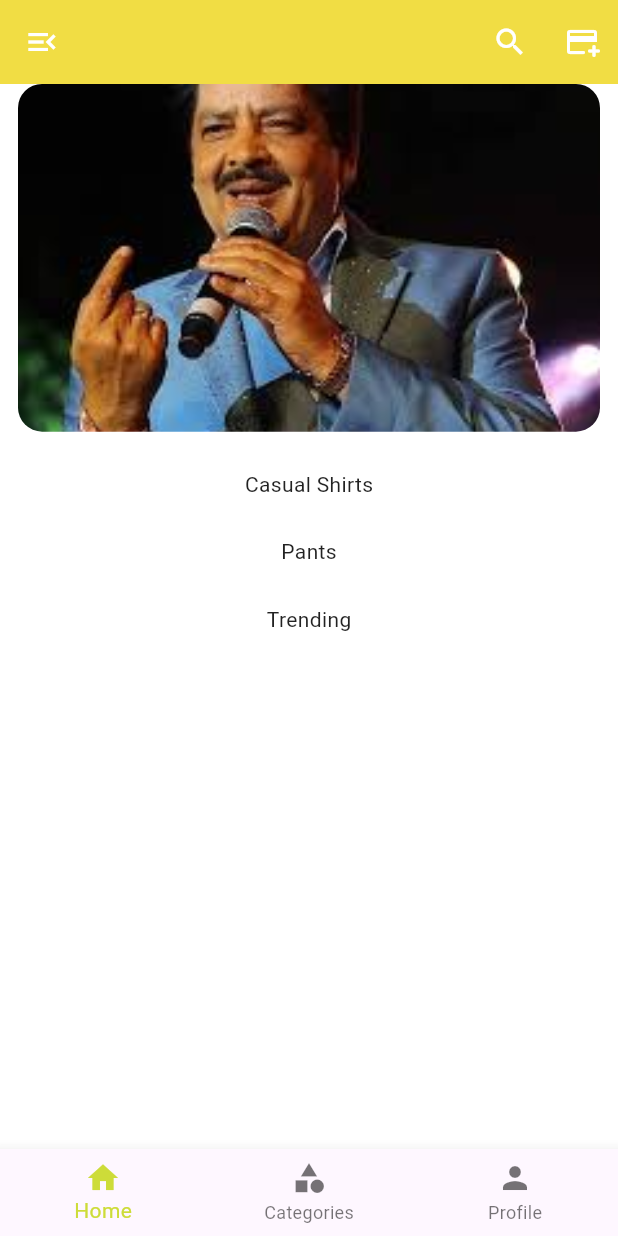
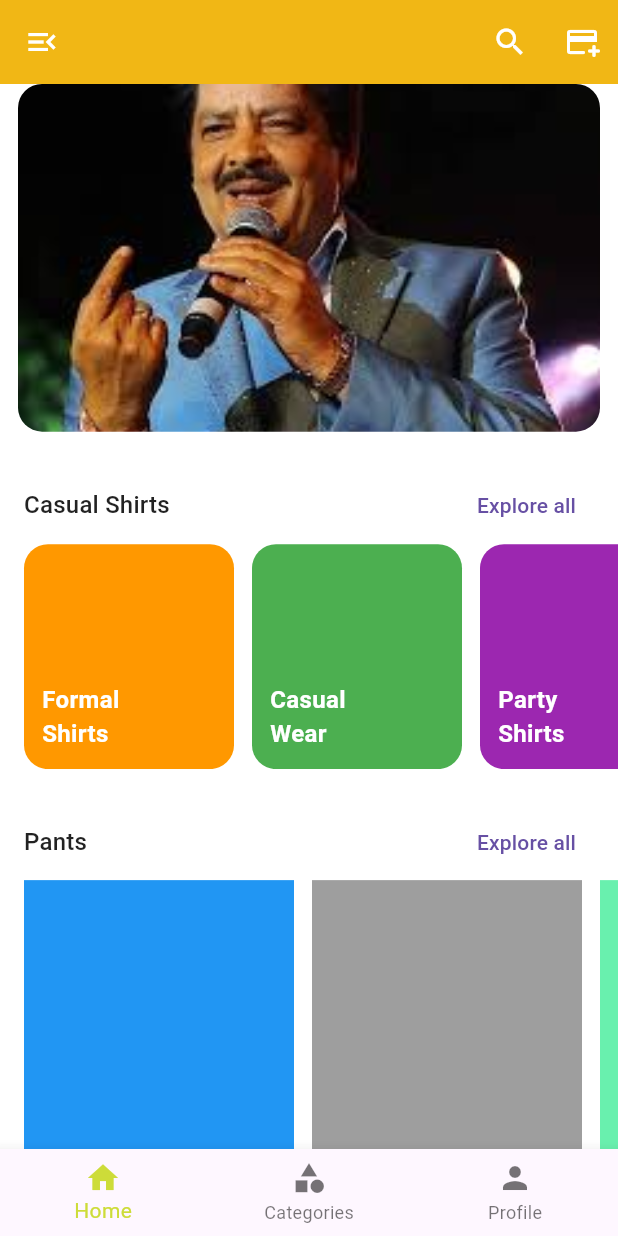
Before and after one commit to priyanshub001/vastraa, a Flutter app: the screen it shows after launch, on a phone screen of 412 x 824 dp. Run offline on Flutter 3.47's test engine with Material 3 defaults, Android fonts, the phone set to English and light mode, and no system bars.

Commit message:
home page desgin done

```diff
--- a/Frontend_app/lib/HomePage.dart
+++ b/Frontend_app/lib/HomePage.dart
@@ -13,6 +13,26 @@ class _Homepage extends State<Homepage> {
     "assets/banner1.jpeg",
     "assets/banner2.jpeg",
     "assets/banner3.jpeg",
+  ];
+  final List<Map<String, dynamic>> casualDummy = [
+    {'title': 'Formal\nShirts', 'color': Colors.orange},
+    {'title': 'Casual\nWear', 'color': Colors.green},
+    {'title': 'Party\nShirts', 'color': Colors.purple},
+    {'title': 'Summer\nCollection', 'color': Colors.blue},
+  ];
+
+  final List <Map<String, dynamic>> pantdummy = [
+    {'title':'baggy\njeans', 'color' : Colors.blue},
+    {'title':'jogger\njeans', 'color' : Colors.grey},
+    {'title':'skinny\njeans', 'color' : Colors.greenAccent}
+  ];
+
+  final List<Map<String, dynamic>> trendingitem = [
+    {'title': 'Formal\nShirts', 'color': Colors.orange},
+    {'title':'baggy\njeans', 'color' : Colors.blue},
+    {'title': 'Party\nShirts', 'color': Colors.purple},
+    {'title':'jogger\njeans', 'color' : Colors.grey},
+
   ];
 
   @override
@@ -81,19 +101,164 @@ class _Homepage extends State<Homepage> {
   }
 
 
-  _buildCausalShirt() {
-    return const Text("Casual Shirts");
+  Widget _buildCausalShirt() {
+    return Column(
+      crossAxisAlignment: CrossAxisAlignment.start,
+      children: [
+        Padding(
+          padding: const EdgeInsets.symmetric(horizontal: 16),
+          child: Row(
+            mainAxisAlignment: MainAxisAlignment.spaceBetween,
+            children: [
+              Text(
+                "Casual Shirts",
+                style: Theme.of(context).textTheme.titleMedium,
+              ),
+              TextButton(
+                onPressed: () {},
+                child: const Text("Explore all"),
+              ),
+            ],
+          ),
+        ),
+
+        const SizedBox(height: 2),
+
+        SizedBox(
+          height: 150,
+          child: ListView.builder(
+            scrollDirection: Axis.horizontal,
+            padding: const EdgeInsets.only(left: 16),
+            itemCount: casualDummy.length,
+            itemBuilder: (context, index) {
+              final item = casualDummy[index];
+
+              return Container(
+                width: 140,
+                margin: const EdgeInsets.only(right: 12),
+                padding: const EdgeInsets.all(12),
+                decoration: BoxDecoration(
+                  color: item['color'],
+                  borderRadius: BorderRadius.circular(16),
+                ),
+                child: Align(
+                  alignment: Alignment.bottomLeft,
+                  child: Text(
+                    item['title'],
+                    style: const TextStyle(
+                      color: Colors.white,
+                      fontSize: 16,
+                      fontWeight: FontWeight.bold,
+                    ),
+                  ),
+                ),
+              );
+            },
+          ),
+        ),
+      ],
+    );
+  }
+
+
+  Widget _buildPants() {
+  return Column(
+    crossAxisAlignment: CrossAxisAlignment.start,
+    children: [
+      Padding(
+        padding: EdgeInsets.symmetric(horizontal: 16),
+        child: Row(
+          mainAxisAlignment: MainAxisAlignment.spaceBetween,
+          children: [
+            Text("Pants",style: Theme.of(context).textTheme.titleMedium,),
+            TextButton(onPressed: (){}, child: Text("Explore all")),
+          ],
+        ),
+      ),
+      const SizedBox(height: 1,),
+      SizedBox(
+        height: 250,
+        child: ListView.builder(
+          scrollDirection: Axis.horizontal,
+          padding: const EdgeInsets.only(left: 16),
+          itemCount: pantdummy.length,
+          itemBuilder: (context,index){
+            final item = pantdummy[index];
+            return Container(
+              width: 180,
+              margin: const EdgeInsets.only(right: 12),
+              padding: const EdgeInsets.all(12),
+              decoration: BoxDecoration(
+                color: item['color']
+              ),
+
+              child: Align(
+                alignment: Alignment.bottomLeft,
+                child: Text(
+                  item['title'],
+                ),
+              ),
+            );
+          }
+
+        ),
+      )
+
+    ],
+  );
 
   }
 
-  _buildPants() {
-    return const Text("Pants");
+  Widget _buildTrending() {
+    return Column(
+     crossAxisAlignment: CrossAxisAlignment.start,
+     children: [
+       Padding(
+         padding: const EdgeInsets.symmetric(horizontal: 16),
+         child: Row(
+           mainAxisAlignment: MainAxisAlignment.spaceBetween,
+           children: [
+             Text("Trending",style: Theme.of(context).textTheme.titleMedium,),
+             TextButton(onPressed: (){}, child: Text("Explore all"))
 
-  }
+           ],
+         ),
+       ),
+     const SizedBox(height: 1,),
+       SizedBox(
+         height: 180,
+         child: Container(
+           padding: const EdgeInsets.only(left: 16),
 
-  _buildTrending() {
-    return const Text("Trending");
+           child: ListView.builder(
 
+             scrollDirection: Axis.horizontal,
+
+               itemCount: trendingitem.length,
+               itemBuilder: (context, index){
+               final item = trendingitem[index];
+               return Container(
+                 width: 180,
+                 margin: const EdgeInsets.only(right: 12),
+                 padding: const EdgeInsets.all(12),
+                 decoration: BoxDecoration(
+                     color: item['color']
+                 ),
+
+                 child: Align(
+                   alignment: Alignment.bottomLeft,
+                   child: Text(
+                     item['title'],
+                   ),
+                 ),
+               );
+
+           }),
+         ),
+    )
+
+     ],
+    );
   }
 
 
--- a/Frontend_app/lib/theme.dart
+++ b/Frontend_app/lib/theme.dart
@@ -4,12 +4,12 @@ class AppTheme {
   static ThemeData light = ThemeData(
     brightness: Brightness.light,
     scaffoldBackgroundColor: Colors.white,
-    primaryColor: Colors.yellow,
+    primaryColor: Colors.amber,
 
 
 
     appBarTheme: AppBarTheme(
-      backgroundColor: Colors.yellow,
+      backgroundColor: Colors.amber,
       foregroundColor: Colors.white,
       elevation: 4,
     ),
```
